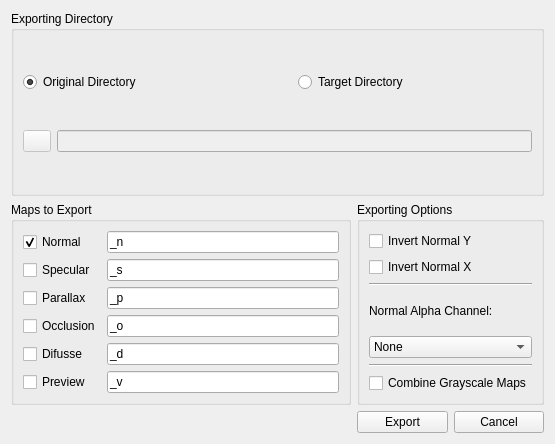
Old version of the form gui/exportwidget.ui in the repository azagaya/laigter.
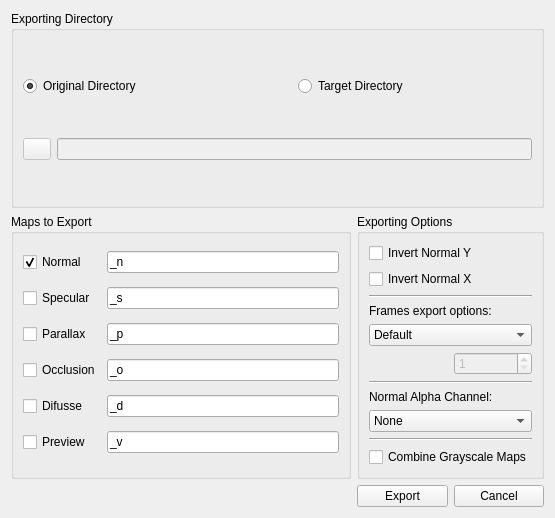
New version of the form. Icons and pictures are not drawn.

Commit message: Add frames export settings

Patch:
```diff
--- a/gui/exportwidget.ui
+++ b/gui/exportwidget.ui
@@ -7,7 +7,7 @@
     <x>0</x>
     <y>0</y>
     <width>555</width>
-    <height>444</height>
+    <height>518</height>
    </rect>
   </property>
   <property name="windowTitle">
@@ -187,38 +187,106 @@
       <string>Exporting Options</string>
      </property>
      <layout class="QGridLayout" name="gridLayout_3">
-      <item row="6" column="0">
-       <widget class="QCheckBox" name="checkBoxCombinedMaps">
-        <property name="toolTip">
-         <string>This Option will export Specular, Parallax, and Occlusion maps in a single RGB image.</string>
-        </property>
+      <item row="0" column="0" colspan="2">
+       <widget class="QCheckBox" name="checkBoxInvertY">
         <property name="text">
-         <string>Combine Grayscale Maps</string>
+         <string>Invert Normal Y</string>
         </property>
        </widget>
       </item>
-      <item row="5" column="0">
-       <widget class="Line" name="line_2">
-        <property name="orientation">
-         <enum>Qt::Horizontal</enum>
-        </property>
-       </widget>
-      </item>
-      <item row="1" column="0">
+      <item row="1" column="0" colspan="2">
        <widget class="QCheckBox" name="checkBoxInvertX">
         <property name="text">
          <string>Invert Normal X</string>
         </property>
        </widget>
       </item>
-      <item row="2" column="0">
+      <item row="2" column="0" colspan="2">
        <widget class="Line" name="line">
         <property name="orientation">
          <enum>Qt::Horizontal</enum>
         </property>
        </widget>
       </item>
-      <item row="4" column="0">
+      <item row="3" column="0" colspan="2">
+       <widget class="QLabel" name="label_2">
+        <property name="text">
+         <string>Frames export options:</string>
+        </property>
+       </widget>
+      </item>
+      <item row="4" column="0" colspan="2">
+       <widget class="QComboBox" name="AnimationComboBox">
+        <item>
+         <property name="text">
+          <string>Default</string>
+         </property>
+        </item>
+        <item>
+         <property name="text">
+          <string>Horizontal Strip</string>
+         </property>
+        </item>
+        <item>
+         <property name="text">
+          <string>Vertical Strip</string>
+         </property>
+        </item>
+        <item>
+         <property name="text">
+          <string>Fixed Rows</string>
+         </property>
+        </item>
+        <item>
+         <property name="text">
+          <string>Fixed Columns</string>
+         </property>
+        </item>
+        <item>
+         <property name="text">
+          <string>Sepparate Images</string>
+         </property>
+        </item>
+       </widget>
+      </item>
+      <item row="5" column="0">
+       <widget class="QLabel" name="labelFrames">
+        <property name="enabled">
+         <bool>false</bool>
+        </property>
+        <property name="text">
+         <string/>
+        </property>
+       </widget>
+      </item>
+      <item row="5" column="1">
+       <widget class="QSpinBox" name="spinBoxFrames">
+        <property name="enabled">
+         <bool>false</bool>
+        </property>
+        <property name="minimum">
+         <number>1</number>
+        </property>
+       </widget>
+      </item>
+      <item row="6" column="0" colspan="2">
+       <widget class="Line" name="line_3">
+        <property name="orientation">
+         <enum>Qt::Horizontal</enum>
+        </property>
+       </widget>
+      </item>
+      <item row="7" column="0" colspan="2">
+       <widget class="QLabel" name="label">
+        <property name="toolTip">
+         <string>Embedd this map as the alpha channel of normal map.</string>
+        </property>
+        <property name="text">
+         <string>Normal Alpha Channel:</string>
+        </property>
+       </widget>
+      </item>
+      <item row="8" column="0" colspan="2">
        <widget class="QComboBox" name="comboBoxNormalAlpha">
         <item>
          <property name="text">
@@ -242,20 +310,20 @@
         </item>
        </widget>
       </item>
-      <item row="0" column="0">
-       <widget class="QCheckBox" name="checkBoxInvertY">
-        <property name="text">
-         <string>Invert Normal Y</string>
+      <item row="9" column="0" colspan="2">
+       <widget class="Line" name="line_2">
+        <property name="orientation">
+         <enum>Qt::Horizontal</enum>
         </property>
        </widget>
       </item>
-      <item row="3" column="0">
-       <widget class="QLabel" name="label">
+      <item row="10" column="0" colspan="2">
+       <widget class="QCheckBox" name="checkBoxCombinedMaps">
         <property name="toolTip">
          <string>Embedd this map as the alpha channel of normal map.</string>
         </property>
         <property name="text">
-         <string>Normal Alpha Channel:</string>
+         <string>Combine Grayscale Maps</string>
         </property>
        </widget>
       </item>
```
Left out of the diff: 2 changed lines with no effect on the pictures. The commit also changes 2 other files.
